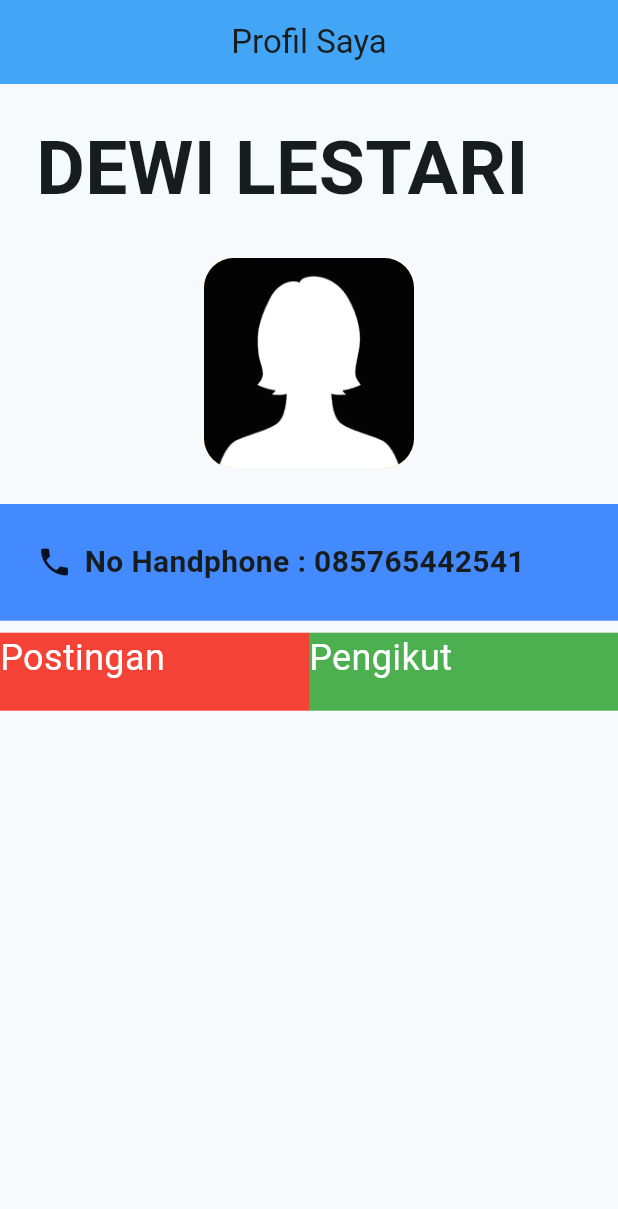
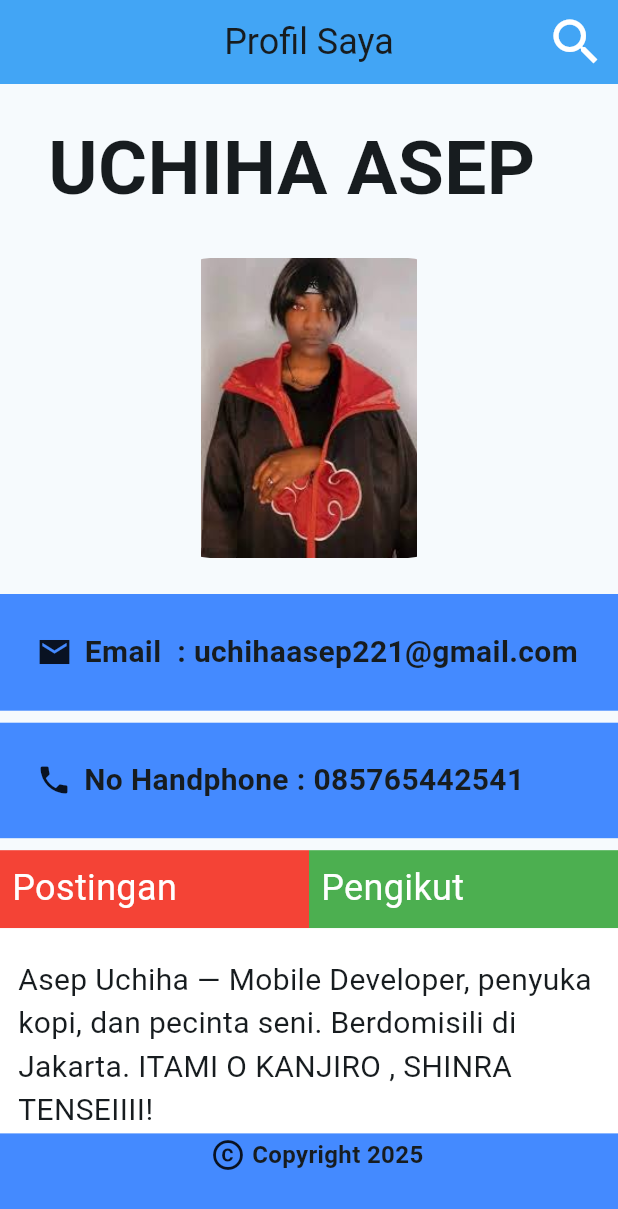
Before and after one commit to AnwarSeptian/ppkd_anwar, a Flutter app: the screen it shows after launch, on a phone screen of 412 x 824 dp. Shown: the top 1209 px of the screen. Run offline on Flutter 3.47's test engine with Material 3 defaults, Android fonts, the phone set to English and light mode, and no system bars.

Commit message:
menambah layout

```diff
--- a/lib/meet_2/tugas_2_flutter.dart
+++ b/lib/meet_2/tugas_2_flutter.dart
@@ -8,23 +8,29 @@ class TugasDua extends StatelessWidget {
     return Scaffold(
       appBar: AppBar(
         backgroundColor: Colors.blue.shade400,
-        title: Text("Profil Saya"),
+        title: Text("Profil Saya", style: TextStyle(fontSize: 24)),
         centerTitle: true,
+        actions: [
+          IconButton(
+            icon: Icon(Icons.search, color: Colors.white, size: 40),
+            onPressed: () {
+              // Action for search button
+            },
+          ),
+        ],
       ),
       body: Column(
         children: [
-          SizedBox(height: 20,),
+          SizedBox(height: 20),
           Row(
             children: [
               Padding(
-                padding: const EdgeInsets.symmetric(horizontal:24),
+                padding: const EdgeInsets.symmetric(horizontal: 32),
                 child: Text(
-                "DEWI LESTARI ",
-                style: TextStyle(fontSize:50,  fontWeight: FontWeight.w700),
+                  "UCHIHA ASEP",
+                  style: TextStyle(fontSize: 50, fontWeight: FontWeight.w700),
                 ),
               ),
-
-
             ],
           ),
           SizedBox(height: 24),
@@ -32,14 +38,13 @@ class TugasDua extends StatelessWidget {
             children: [
               Center(
                 child: Container(
-                      height: 140,
-                      width: 140,
+                  height: 200,
+                  width: 180,
                   decoration: BoxDecoration(
-                        color: Colors.amber,
-                        borderRadius: BorderRadius.circular(20),
-                        image: DecorationImage(image: AssetImage(
-                          "assets/images/fotoprofil.png"
-                        ))
+                    borderRadius: BorderRadius.circular(24),
+                    image: DecorationImage(
+                      image: AssetImage("assets/images/uchiha.jpeg"),
+                    ),
                   ),
                 ),
               ),
@@ -48,11 +53,26 @@ class TugasDua extends StatelessWidget {
           SizedBox(height: 24),
           Container(
             padding: const EdgeInsets.all(24.4),
-
             width: double.infinity,
-                decoration: BoxDecoration(
-                  color:Colors.blueAccent,
+            decoration: BoxDecoration(color: Colors.blueAccent),
+            child: Row(
+              children: [
+                Icon(Icons.email_sharp),
+                SizedBox(width: 8),
+                Text.rich(
+                  TextSpan(
+                    text: "Email  : uchihaasep221@gmail.com",
+                    style: TextStyle(fontSize: 20, fontWeight: FontWeight.bold),
                   ),
+                ),
+              ],
+            ),
+          ),
+          SizedBox(height: 8),
+          Container(
+            padding: const EdgeInsets.all(24),
+            width: double.infinity,
+            decoration: BoxDecoration(color: Colors.blueAccent),
             child: Row(
               children: [
                 Icon(Icons.phone),
@@ -60,41 +80,78 @@ class TugasDua extends StatelessWidget {
                 Text.rich(
                   TextSpan(
                     text: "No Handphone : 085765442541",
-                        style: TextStyle(
-                          fontSize: 20,
-                          fontWeight: FontWeight.bold
-                        )
-                      )
+                    style: TextStyle(fontSize: 20, fontWeight: FontWeight.bold),
+                  ),
                 ),
               ],
             ),
-
           ),
           SizedBox(height: 8),
           Row(
             children: [
               Expanded(
                 flex: 2,
-                    child: Container(height: 52,color: Colors.red,
-                    child: Text("Postingan",
-                    style: TextStyle(fontSize: 24,color: Colors.white),
+                child: Container(
+                  padding: const EdgeInsets.all(8),
+                  width: double.infinity,
+                  height: 52,
+                  color: Colors.red,
+                  child: Text(
+                    "Postingan",
+                    style: TextStyle(fontSize: 24, color: Colors.white),
                   ),
                 ),
-
               ),
               Expanded(
-                    flex :2,
-                    child: Container(height: 52, color: Colors.green,
-                    child: Text("Pengikut",
-                    style: TextStyle(fontSize:24, color: Colors.white),
-                    )
+                flex: 2,
+                child: Container(
+                  padding: const EdgeInsets.all(8),
+                  height: 52,
+                  color: Colors.green,
+                  child: Text(
+                    "Pengikut",
+                    style: TextStyle(fontSize: 24, color: Colors.white),
                   ),
                 ),
-
+              ),
             ],
-
           ),
 
+          Expanded(
+            flex: 2,
+            child: Container(
+              padding: const EdgeInsets.only(top: 20, left: 12, right: 12),
+              color: Colors.white,
+              child: Text.rich(
+                TextSpan(
+                  text:
+                      "Asep Uchiha — Mobile Developer, penyuka kopi, dan pecinta seni. Berdomisili di Jakarta. ITAMI O KANJIRO , SHINRA TENSEIIII!  ",
+                  style: TextStyle(fontSize: 20),
+                ),
+              ),
+            ),
+          ),
+          Expanded(
+            child: Container(
+              color: Colors.blueAccent,
+              padding: EdgeInsets.only(bottom: 40, left: 140),
+              child: Row(
+                children: [
+                  Icon(Icons.copyright),
+                  SizedBox(width: 4),
+                  Text.rich(
+                    TextSpan(
+                      text: "Copyright 2025",
+                      style: TextStyle(
+                        fontSize: 16,
+                        fontWeight: FontWeight.bold,
+                      ),
+                    ),
+                  ),
+                ],
+              ),
+            ),
+          ),
         ],
       ),
     );
```
Also changed, not shown: assets/images/uchiha.jpeg (added). Lines whose indentation alone changed are shown as unchanged.
